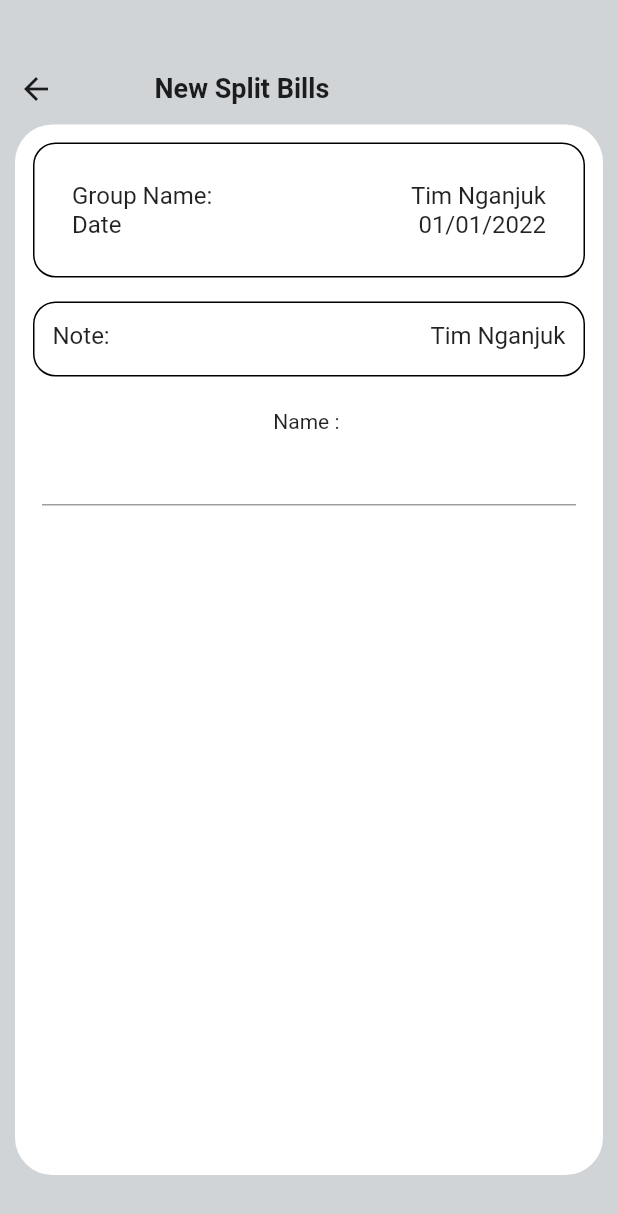
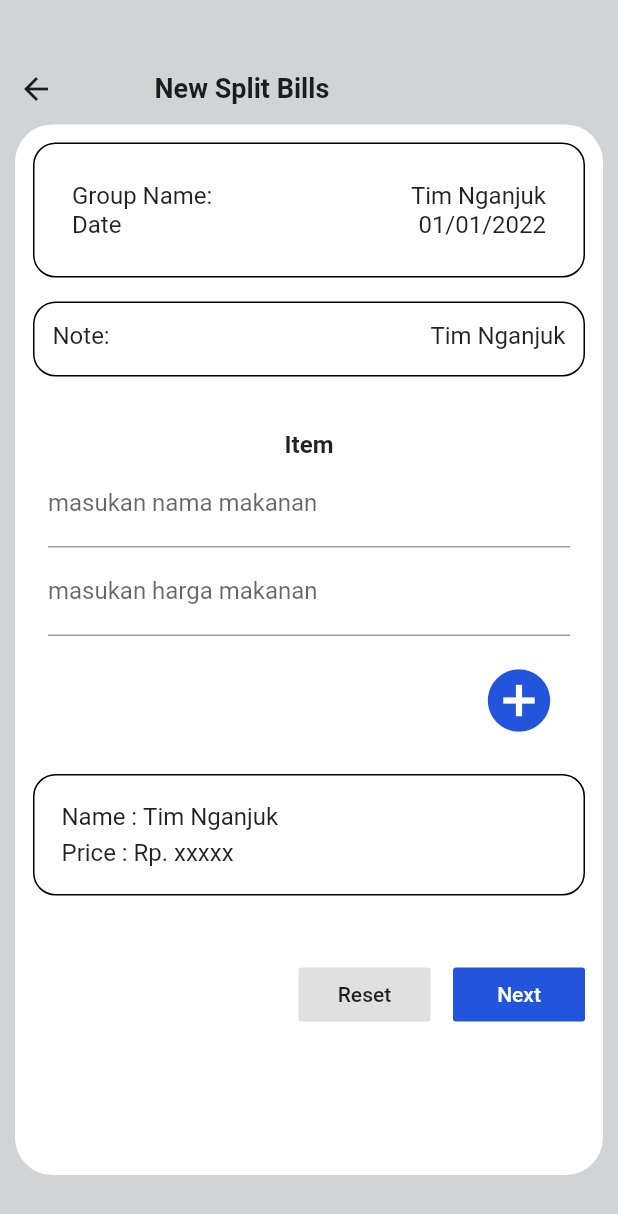
Before and after one commit to fakhrads/patungan, a Flutter app: the NewSplitBills screen opened directly, on a phone screen of 412 x 824 dp. Shown: the top 1214 px of the screen. Run offline on Flutter 3.47's test engine with Material 2 defaults, Android fonts, the phone set to English and light mode, and no system bars; our stand-ins replace sqflite; missing offline and left inert: dart:ffi; accounts and stored records are empty; network calls fail.

Commit message:
update formSplitBills

```diff
--- a/lib/src/components/new_splitbills/formSplitBills.dart
+++ b/lib/src/components/new_splitbills/formSplitBills.dart
@@ -18,7 +18,8 @@ class _FormSplitBillsState extends State<FormSplitBills> {
           borderRadius: BorderRadius.all(Radius.circular(25))),
       child: Padding(
           padding: EdgeInsets.all(12),
-          child: Column(children: [
+          child: Column(
+            children: [
             Container(
                 width: MediaQuery.of(context).size.width - 30,
                 decoration: BoxDecoration(
@@ -71,11 +72,87 @@ class _FormSplitBillsState extends State<FormSplitBills> {
               color: Colors.white,
             ),
             Padding(
-                padding: EdgeInsets.all(6),
+                padding: EdgeInsets.only(top: 20, left: 10, right: 10),
                 child: Column(
-                  children: [Text("Name : "), TextField()],
-                ))
-          ])),
+                  children: [
+                    Text(
+                      "Item",
+                      style: TextStyle(
+                        fontSize: 16,
+                        fontWeight: FontWeight.bold
+                      ),
+                      ),
+                        TextField(
+                          decoration: InputDecoration(
+                            labelText: "masukan nama makanan",
+                          ),
+                        ),
+                        TextField(
+                          decoration: InputDecoration(
+                            labelText: "masukan harga makanan",
+                          ),
+                          keyboardType: TextInputType.number,
+                        ),
+                    Padding(
+                      padding: const EdgeInsets.only(left: 280, top: 10),
+                      child: TextButton(
+                          onPressed: () {
+                          },
+                          child: Icon(
+                            Icons.add_circle_sharp,
+                            color: Color(0xFF2255DC),
+                            size: 50,
+                          )),
+                    ),
+                  ])),
+            Divider(
+                color: Colors.white,
+              ),
+              Container(
+                width: MediaQuery.of(context).size.width - 30,
+                decoration: BoxDecoration(
+                    border: Border.all(),
+                    borderRadius: BorderRadius.all(Radius.circular(15))),
+                child: Padding(
+                    padding: EdgeInsets.all(18),
+                    child: Column(
+                      children: [
+                        Row(
+                          children: [
+                            Text("Name : ", style: TextStyle(fontSize: 16)),
+                            Text("Tim Nganjuk", style: TextStyle(fontSize: 16))
+                          ],
+                        ),
+                        Padding(padding: EdgeInsets.only(top: 5)),
+                        Row(
+                          children: [
+                            Text("Price : ", style: TextStyle(fontSize: 16)),
+                            Text("Rp. xxxxx", style: TextStyle(fontSize: 16))
+                          ],
+                        )
+                      ],
+                    ))),
+            Row(
+              mainAxisAlignment: MainAxisAlignment.end,
+              crossAxisAlignment: CrossAxisAlignment.end,
+              children: [
+                Padding(padding: const EdgeInsets.only(top: 90)),
+                FlatButton(
+                  onPressed: () {},
+                  child: Text("Reset"),
+                  color: Colors.grey.shade300,
+                  ),
+                  SizedBox(width: 15),
+                  FlatButton(
+                  onPressed: () {},
+                  child: Text("Next", style: TextStyle(
+                    color: Colors.white
+                  ),),
+                  color: Color(0xFF2255DC),
+                  ),
+              ],
+            )
+            ])),
     );
   }
 }
```
